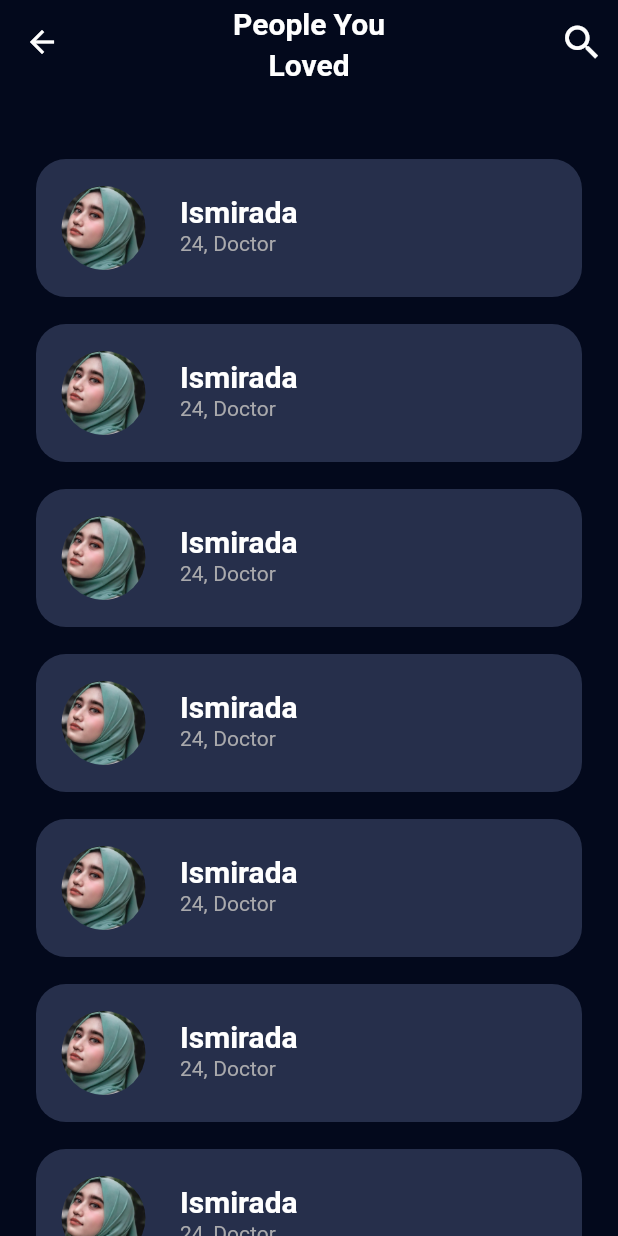
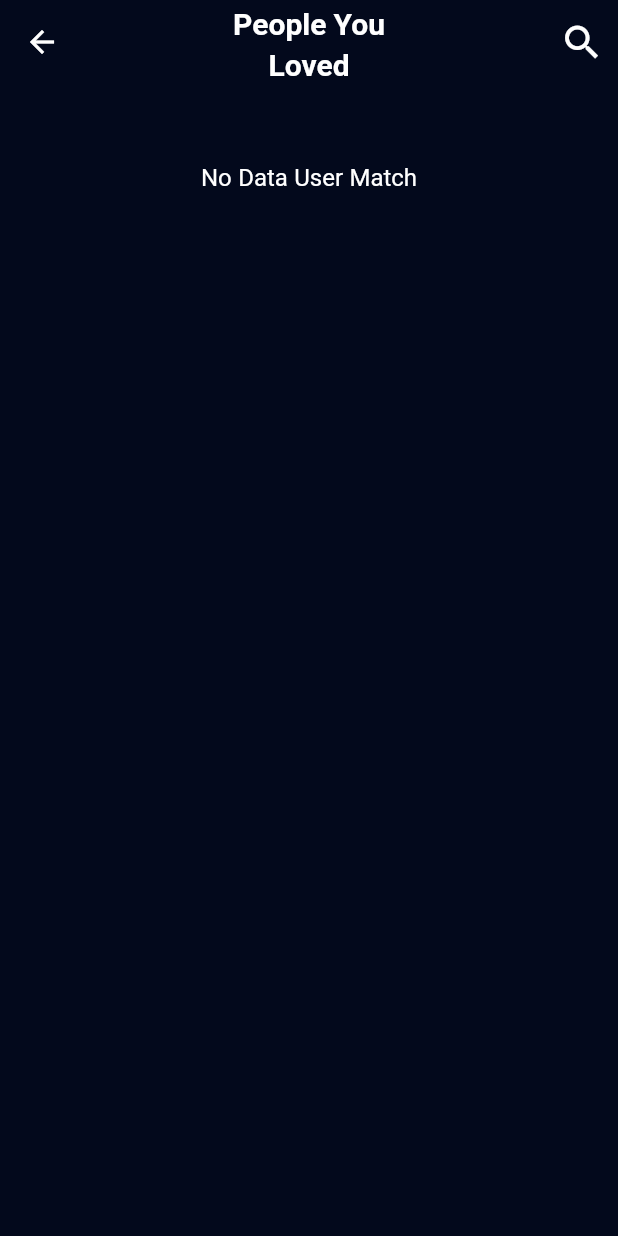
Before and after one commit to imaldila/Sarang-App, a Flutter app: the PeopleLovedScreen screen opened by its route, on a phone screen of 412 x 824 dp. Run offline on Flutter 3.47's test engine with Material 2 defaults, Android fonts, the phone set to English and light mode, and no system bars; our stand-ins replace appinio_swiper, bloc, flutter_bloc, google_fonts, image_picker, shared_preferences; accounts and stored records are empty.

Commit message:
add people loved bloc

```diff
--- a/lib/src/common_widgets/explore_people_button_widget.dart
+++ b/lib/src/common_widgets/explore_people_button_widget.dart
@@ -21,7 +21,9 @@ class ExplorePeopleButtonWidget extends StatelessWidget {
         MatchButtonWidget(
           dimension: 80,
           iconPath: 'ic_love.png',
-          onTap: () {},
+          onTap: () {
+            controller.swipeUp();
+          },
         ),
         MatchButtonWidget(
           iconPath: 'ic_favorite.png',
--- a/lib/src/common_widgets/people_detail_image_widget.dart
+++ b/lib/src/common_widgets/people_detail_image_widget.dart
@@ -1,16 +1,19 @@
 import 'package:flutter/material.dart';
+import 'package:sarang_app/src/features/likes_you/domain/user.dart';
+import 'package:sarang_app/src/features/likes_you/presentation/explore_people_screen.dart';
 
-import '../theme_manager/asset_image_icon_manager.dart';
 import '../theme_manager/font_manager.dart';
 import '../theme_manager/style_manager.dart';
 import '../theme_manager/value_manager.dart';
 import 'match_button_widget.dart';
 
-
 class ProfileDetailImageWidget extends StatelessWidget {
   const ProfileDetailImageWidget({
     Key? key,
+    required this.user,
   }) : super(key: key);
+
+  final User user;
 
   @override
   Widget build(BuildContext context) {
@@ -19,10 +22,10 @@ class ProfileDetailImageWidget extends StatelessWidget {
         Container(
           width: double.infinity,
           height: 420.0,
-          decoration: const BoxDecoration(
+          decoration: BoxDecoration(
             image: DecorationImage(
               image: AssetImage(
-                '${AssetImageIconManager.imagePath}/img_people_love1.png',
+                user.imagePath,
               ),
               fit: BoxFit.cover,
             ),
@@ -52,7 +55,8 @@ class ProfileDetailImageWidget extends StatelessWidget {
               MatchButtonWidget(
                 dimension: 20.0,
                 iconPath: 'ic_close_circle.png',
-                onTap: () {},
+                onTap: () => Navigator.pushNamedAndRemoveUntil(
+                    context, ExplorePeopleScreen.routeName, (route) => false),
               )
             ],
           ),
--- a/lib/src/common_widgets/people_identitas_widget.dart
+++ b/lib/src/common_widgets/people_identitas_widget.dart
@@ -1,14 +1,17 @@
 import 'package:flutter/material.dart';
 
+import '../features/likes_you/domain/user.dart';
 import '../theme_manager/font_manager.dart';
 import '../theme_manager/style_manager.dart';
 import '../theme_manager/value_manager.dart';
 
-
 class PoepleIdentitasWidget extends StatelessWidget {
   const PoepleIdentitasWidget({
     Key? key,
+    required this.user,
   }) : super(key: key);
+
+  final User user;
 
   @override
   Widget build(BuildContext context) {
@@ -18,21 +21,21 @@ class PoepleIdentitasWidget extends StatelessWidget {
         crossAxisAlignment: CrossAxisAlignment.start,
         children: [
           Text(
-            'Shyna',
+            user.fullName,
             style: getWhiteTextStyle(
               fontSize: FontSizeManager.f28,
               fontWeight: FontWeightManager.semibold,
             ),
           ),
           Text(
-            '22, Lawyer',
+            '${user.age}, ${user.occupation}',
             style: getBlackTextStyle(fontSize: FontSizeManager.f16),
           ),
           const SizedBox(
             height: AppSize.s16,
           ),
           Text(
-            'I love solving problem in terms of finance, business, and any case. With you, we will solve all world problems.',
+            user.description,
             style: getWhiteTextStyle(
               fontSize: FontSizeManager.f16,
             ),
--- a/lib/src/common_widgets/people_loved_card_widget.dart
+++ b/lib/src/common_widgets/people_loved_card_widget.dart
@@ -1,4 +1,5 @@
 import 'package:flutter/material.dart';
+import 'package:sarang_app/src/features/likes_you/domain/user.dart';
 import 'package:sarang_app/src/features/likes_you/presentation/people_profile_screen.dart';
 import 'package:sarang_app/src/theme_manager/asset_image_icon_manager.dart';
 import 'package:sarang_app/src/theme_manager/color_manager.dart';
@@ -7,7 +8,9 @@ import 'package:sarang_app/src/theme_manager/style_manager.dart';
 import 'package:sarang_app/src/theme_manager/value_manager.dart';
 
 class PeopleLovedCardWidget extends StatelessWidget {
-  const PeopleLovedCardWidget({super.key});
+  const PeopleLovedCardWidget({super.key, required this.user});
+
+  final User user;
 
   @override
   Widget build(BuildContext context) {
@@ -15,7 +18,7 @@ class PeopleLovedCardWidget extends StatelessWidget {
       padding: const EdgeInsets.symmetric(horizontal: AppPadding.p24),
       child: GestureDetector(
         onTap: () =>
-            Navigator.pushNamed(context, PeopleProfileScreen.routeName),
+            Navigator.pushNamed(context, PeopleProfileScreen.routeName, arguments: user),
         child: Container(
           margin: const EdgeInsets.only(bottom: AppMargin.m18),
           decoration: BoxDecoration(
@@ -27,24 +30,24 @@ class PeopleLovedCardWidget extends StatelessWidget {
             leading: Container(
               width: 70.0,
               height: 70.0,
-              decoration: const BoxDecoration(
+              decoration:  BoxDecoration(
                 shape: BoxShape.circle,
                 image: DecorationImage(
                   fit: BoxFit.cover,
                   image: AssetImage(
-                      '${AssetImageIconManager.imagePath}/img_people_love3.png'),
+                      user.imagePath),
                 ),
               ),
             ),
             title: Text(
-              'Ismirada',
+              user.fullName,
               style: getWhiteTextStyle(
                 fontSize: FontSizeManager.f20,
                 fontWeight: FontWeightManager.semibold,
               ),
             ),
             subtitle: Text(
-              '24, Doctor',
+              '${user.age}, ${user.occupation}',
               style: getGrey60TextStyle(),
             ),
           ),
--- /dev/null
+++ b/lib/src/features/likes_you/data/data_match_dummy.dart
@@ -0,0 +1,3 @@
+import '../domain/user.dart';
+
+List<User> dataMatchDummy = [];
--- /dev/null
+++ b/lib/src/features/likes_you/presentation/bloc/people_loved/people_loved_bloc.dart
@@ -0,0 +1,24 @@
+import 'package:bloc/bloc.dart';
+import 'package:meta/meta.dart';
+import 'package:sarang_app/src/features/likes_you/data/data_match_dummy.dart';
+
+import '../../../domain/user.dart';
+
+part 'people_loved_event.dart';
+part 'people_loved_state.dart';
+
+class PeopleLovedBloc extends Bloc<PeopleLovedEvent, PeopleLovedState> {
+  PeopleLovedBloc() : super(PeopleLovedInitial()) {
+    on<OnPeopleLovedEventCalled>((event, emit) async {
+      emit(PeopleLovedLoading());
+      await Future.delayed(const Duration(seconds: 1));
+      emit(PeopleLovedLoaded(userMatch: dataMatchDummy));
+    });
+
+    on<AddPeopleLoved>((event, emit) {
+      emit(PeopleLovedLoading());
+      dataMatchDummy.add(event.user);
+      emit(PeopleLovedLoaded(userMatch: dataMatchDummy));
+    });
+  }
+}
--- /dev/null
+++ b/lib/src/features/likes_you/presentation/bloc/people_loved/people_loved_event.dart
@@ -0,0 +1,14 @@
+// ignore_for_file: public_member_api_docs, sort_constructors_first
+part of 'people_loved_bloc.dart';
+
+@immutable
+abstract class PeopleLovedEvent {}
+
+class OnPeopleLovedEventCalled extends PeopleLovedEvent {}
+
+class AddPeopleLoved extends PeopleLovedEvent {
+  final User user;
+  AddPeopleLoved({
+    required this.user,
+  });
+}
--- /dev/null
+++ b/lib/src/features/likes_you/presentation/bloc/people_loved/people_loved_state.dart
@@ -0,0 +1,16 @@
+// ignore_for_file: public_member_api_docs, sort_constructors_first
+part of 'people_loved_bloc.dart';
+
+@immutable
+abstract class PeopleLovedState {}
+
+class PeopleLovedInitial extends PeopleLovedState {}
+
+class PeopleLovedLoading extends PeopleLovedState {}
+
+class PeopleLovedLoaded extends PeopleLovedState {
+  final List<User> userMatch;
+  PeopleLovedLoaded({
+    required this.userMatch,
+  });
+}
--- a/lib/src/features/likes_you/presentation/people_loved_screen.dart
+++ b/lib/src/features/likes_you/presentation/people_loved_screen.dart
@@ -1,12 +1,25 @@
 import 'package:flutter/material.dart';
+import 'package:flutter_bloc/flutter_bloc.dart';
 import 'package:sarang_app/src/common_widgets/people_loved_card_widget.dart';
+import 'package:sarang_app/src/features/likes_you/presentation/bloc/people_loved/people_loved_bloc.dart';
 import 'package:sarang_app/src/theme_manager/font_manager.dart';
 import 'package:sarang_app/src/theme_manager/style_manager.dart';
 import 'package:sarang_app/src/theme_manager/value_manager.dart';
 
-class PeopleLovedScreen extends StatelessWidget {
+class PeopleLovedScreen extends StatefulWidget {
   static const String routeName = '/people-loved';
   const PeopleLovedScreen({super.key});
+
+  @override
+  State<PeopleLovedScreen> createState() => _PeopleLovedScreenState();
+}
+
+class _PeopleLovedScreenState extends State<PeopleLovedScreen> {
+  @override
+  void initState() {
+    context.read<PeopleLovedBloc>().add(OnPeopleLovedEventCalled());
+    super.initState();
+  }
 
   @override
   Widget build(BuildContext context) {
@@ -36,11 +49,33 @@ class PeopleLovedScreen extends StatelessWidget {
           const SizedBox(
             height: AppSize.s50,
           ),
-          Expanded(
-            child: ListView.builder(
-              itemCount: 10,
-              itemBuilder: (context, index) => const PeopleLovedCardWidget(),
-            ),
+          BlocBuilder<PeopleLovedBloc, PeopleLovedState>(
+            builder: (context, state) {
+              if (state is PeopleLovedLoading) {
+                return const Center(child: CircularProgressIndicator());
+              }
+              if (state is PeopleLovedLoaded) {
+                final users = state.userMatch;
+                return users.isEmpty
+                    ? Center(
+                        child: Text(
+                          'No Data User Match',
+                          style: getWhiteTextStyle(),
+                        ),
+                      )
+                    : Expanded(
+                        child: ListView.builder(
+                          itemCount: users.length,
+                          itemBuilder: (context, index) =>
+                              PeopleLovedCardWidget(
+                            user: users[index],
+                          ),
+                        ),
+                      );
+              } else {
+                return const SizedBox();
+              }
+            },
           ),
         ],
       ),
--- a/lib/src/features/likes_you/presentation/people_profile_screen.dart
+++ b/lib/src/features/likes_you/presentation/people_profile_screen.dart
@@ -5,6 +5,7 @@ import 'package:sarang_app/src/theme_manager/value_manager.dart';
 
 import '../../../common_widgets/people_detail_image_widget.dart';
 import '../../../common_widgets/people_identitas_widget.dart';
+import '../domain/user.dart';
 
 class PeopleProfileScreen extends StatelessWidget {
   static const routeName = 'people-profile';
@@ -12,14 +13,17 @@ class PeopleProfileScreen extends StatelessWidget {
 
   @override
   Widget build(BuildContext context) {
+    final user = ModalRoute.of(context)?.settings.arguments as User;
     return Scaffold(
       body: Column(
         children: [
-          const ProfileDetailImageWidget(),
+          ProfileDetailImageWidget(
+            user: user,
+          ),
           const SizedBox(
             height: AppSize.s30,
           ),
-          const PoepleIdentitasWidget(),
+          PoepleIdentitasWidget(user: user),
           Container(
             height: 80.0,
             margin: const EdgeInsets.only(left: AppMargin.m24),
```
Also changed, not shown: lib/main.dart (+6 -1 lines), lib/src/features/likes_you/presentation/explore_people_screen.dart (+26 -1 lines), lib/src/features/likes_you/presentation/bloc/explore_people/explore_people_bloc.dart (renamed from lib/src/features/likes_you/presentation/bloc/bloc/explore_people_bloc.dart), lib/src/features/likes_you/presentation/bloc/explore_people/explore_people_event.dart (renamed from lib/src/features/likes_you/presentation/bloc/bloc/explore_people_event.dart), lib/src/features/likes_you/presentation/bloc/explore_people/explore_people_state.dart (renamed from lib/src/features/likes_you/presentation/bloc/bloc/explore_people_state.dart).
